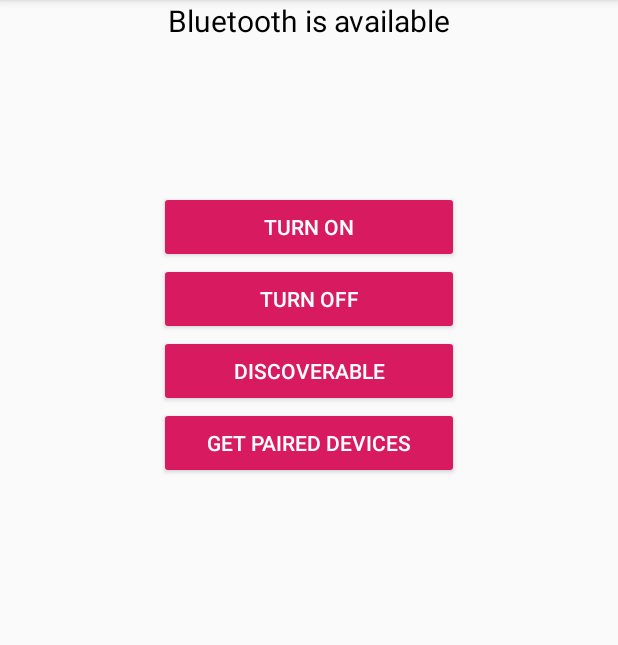
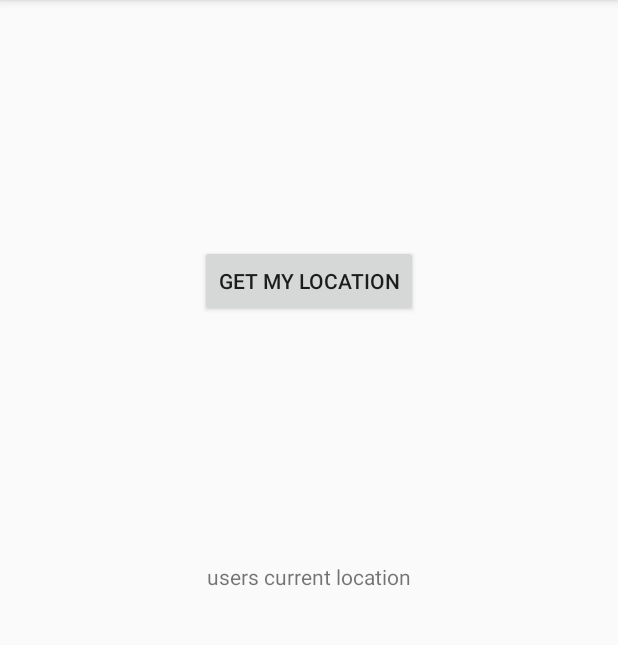
Before and after one commit to gamidiv10/Splinter, an Android app: the screen it shows after launch (Bluetooth before the commit, Locations after it), on a phone screen of 412 x 824 dp, the part 84-729 px from its top. Run offline under Robolectric (Android 15) with nearby library versions, the phone set to English and light mode, and no system bars.

Commit message:
Update accssing location service with permission

```diff
--- a/app/build.gradle
+++ b/app/build.gradle
@@ -26,4 +26,5 @@ dependencies {
     testImplementation 'junit:junit:4.12'
     androidTestImplementation 'androidx.test.ext:junit:1.1.0'
     androidTestImplementation 'androidx.test.espresso:espresso-core:3.1.1'
+    implementation 'com.google.android.gms:play-services-location:16.0.0'
 }
--- a/app/src/main/AndroidManifest.xml
+++ b/app/src/main/AndroidManifest.xml
@@ -5,8 +5,9 @@
     <uses-feature android:name="android.hardware.bluetooth" />
     <uses-permission android:name="android.permission.BLUETOOTH" />
     <uses-permission android:name="android.permission.BLUETOOTH_ADMIN" />
-    <uses-permission android:name="android.permission.ACCESS_COARSE_LOCATION" />
     <uses-permission android:name="android.permission.ACCESS_FINE_LOCATION"/>
+    <uses-permission android:name="android.permission.ACCESS_COARSE_LOCATION"/>
+    <uses-permission android:name="android.permission.INTERNET"/>
 
     <application
         android:value="ca-app-pub-3162157850946233~8845791837"
@@ -24,6 +25,7 @@
             </intent-filter>
         </activity>
         <activity android:name=".Bluetooth" />
+        <activity android:name=".Locations"/>
     </application>
 
 </manifest>
--- /dev/null
+++ b/app/src/main/java/com/example/splinter/Locations.java
@@ -0,0 +1,132 @@
+package com.example.splinter;
+
+import android.Manifest;
+import android.app.AlertDialog;
+import android.content.Context;
+import android.content.DialogInterface;
+import android.content.pm.PackageManager;
+import android.location.Location;
+import android.os.Bundle;
+import android.view.View;
+import android.widget.Button;
+import android.widget.TextView;
+
+import androidx.annotation.NonNull;
+import androidx.appcompat.app.AppCompatActivity;
+
+import com.google.android.gms.location.FusedLocationProviderClient;
+import com.google.android.gms.location.LocationServices;
+import com.google.android.gms.tasks.OnSuccessListener;
+
+import androidx.core.app.ActivityCompat;
+import androidx.core.content.ContextCompat;
+
+public class Locations extends AppCompatActivity {
+
+
+    private static final int MY_PERMISSIONS_REQUEST_ACCESS_COARSE_LOCATION = 1;
+    Context context = this;
+    Button fetch;
+    TextView user_location;
+    private FusedLocationProviderClient mFusedLocationClient;
+
+
+    @Override
+    protected void onCreate(Bundle savedInstanceState) {
+        super.onCreate(savedInstanceState);
+        setContentView(R.layout.location);
+
+        fetch = findViewById(R.id.fetch_location);
+        user_location = findViewById(R.id.user_location);
+        mFusedLocationClient = LocationServices.getFusedLocationProviderClient(this);
+
+        fetch.setOnClickListener(new View.OnClickListener() {
+            @Override
+            public void onClick(View view) {
+
+                fetchLocation();
+
+
+            }
+        });
+
+    }
+
+    private void fetchLocation() {
+
+        if (ContextCompat.checkSelfPermission(Locations.this,
+                Manifest.permission.ACCESS_COARSE_LOCATION)
+                != PackageManager.PERMISSION_GRANTED) {
+
+            // Permission is not granted
+            // Should we show an explanation?
+            if (ActivityCompat.shouldShowRequestPermissionRationale(Locations.this,
+                    Manifest.permission.ACCESS_COARSE_LOCATION)) {
+                // Show an explanation to the user *asynchronously* -- don't block
+                // this thread waiting for the user's response! After the user
+                // sees the explanation, try again to request the permission.
+
+                new AlertDialog.Builder(this)
+                        .setTitle("Required Location Permission")
+                        .setMessage("You have to give this permission to acess this feature")
+                        .setPositiveButton("OK", new DialogInterface.OnClickListener() {
+                            @Override
+                            public void onClick(DialogInterface dialogInterface, int i) {
+                                ActivityCompat.requestPermissions(Locations.this,
+                                        new String[]{Manifest.permission.ACCESS_COARSE_LOCATION},
+                                        MY_PERMISSIONS_REQUEST_ACCESS_COARSE_LOCATION);
+                            }
+                        })
+                        .setNegativeButton("Cancel", new DialogInterface.OnClickListener() {
+                            @Override
+                            public void onClick(DialogInterface dialogInterface, int i) {
+                                dialogInterface.dismiss();
+                            }
+                        })
+                        .create()
+                        .show();
+
+
+            } else {
+                // No explanation needed; request the permission
+                ActivityCompat.requestPermissions(Locations.this,
+                        new String[]{Manifest.permission.ACCESS_COARSE_LOCATION},
+                        MY_PERMISSIONS_REQUEST_ACCESS_COARSE_LOCATION);
+
+                // MY_PERMISSIONS_REQUEST_READ_CONTACTS is an
+                // app-defined int constant. The callback method gets the
+                // result of the request.
+            }
+        } else {
+            // Permission has already been granted
+            mFusedLocationClient.getLastLocation()
+                    .addOnSuccessListener(this, new OnSuccessListener<Location>() {
+                        @Override
+                        public void onSuccess(Location location) {
+                            // Got last known location. In some rare situations this can be null.
+                            if (location != null) {
+                                // Logic to handle location object
+                                Double latittude = location.getLatitude();
+                                Double longitude = location.getLongitude();
+
+                                user_location.setText("Latitude = "+latittude + "\nLongitude = " + longitude);
+
+                            }
+                        }
+                    });
+
+        }
+
+    }
+
+    @Override
+    public void onRequestPermissionsResult(int requestCode, @NonNull String[] permissions, @NonNull int[] grantResults) {
+        if(requestCode == MY_PERMISSIONS_REQUEST_ACCESS_COARSE_LOCATION){
+            if(grantResults.length > 0 && grantResults[0] == PackageManager.PERMISSION_GRANTED){
+                //abc
+            }else{
+
+            }
+        }
+    }
+}
--- a/app/src/main/java/com/example/splinter/MainActivity.java
+++ b/app/src/main/java/com/example/splinter/MainActivity.java
@@ -12,7 +12,7 @@ public class MainActivity extends AppCompatActivity {
   protected void onCreate(Bundle savedInstanceState) {
     super.onCreate(savedInstanceState);
     setContentView(R.layout.activity_main);
-    Intent i = new Intent(this,Bluetooth.class);
+    Intent i = new Intent(this,Locations.class);
     startActivity(i);
   }
 }
--- /dev/null
+++ b/app/src/main/res/layout/location.xml
@@ -0,0 +1,33 @@
+<?xml version="1.0" encoding="utf-8"?>
+<android.support.constraint.ConstraintLayout xmlns:android="http://schemas.android.com/apk/res/android"
+    xmlns:app="http://schemas.android.com/apk/res-auto"
+    xmlns:tools="http://schemas.android.com/tools"
+    android:layout_width="match_parent"
+    android:layout_height="match_parent"
+    tools:context=".MainActivity">
+
+    <TextView
+        android:id="@+id/user_location"
+        android:text="users current location"
+        android:layout_width="wrap_content"
+        android:layout_height="wrap_content"
+        app:layout_constraintBottom_toBottomOf="parent"
+        app:layout_constraintLeft_toLeftOf="parent"
+        app:layout_constraintRight_toRightOf="parent"
+        app:layout_constraintTop_toTopOf="parent" />
+
+    <Button
+        android:id="@+id/fetch_location"
+        android:layout_width="wrap_content"
+        android:layout_height="wrap_content"
+        android:layout_marginBottom="8dp"
+        android:layout_marginEnd="8dp"
+        android:layout_marginStart="8dp"
+        android:layout_marginTop="8dp"
+        android:text="Get My Location"
+        app:layout_constraintBottom_toTopOf="@+id/user_location"
+        app:layout_constraintEnd_toEndOf="parent"
+        app:layout_constraintStart_toStartOf="parent"
+        app:layout_constraintTop_toTopOf="parent" />
+
+</android.support.constraint.ConstraintLayout>
```
Also changed, not shown: app/src/main/java/com/example/splinter/Location.java (deleted, +0 -100 lines).
